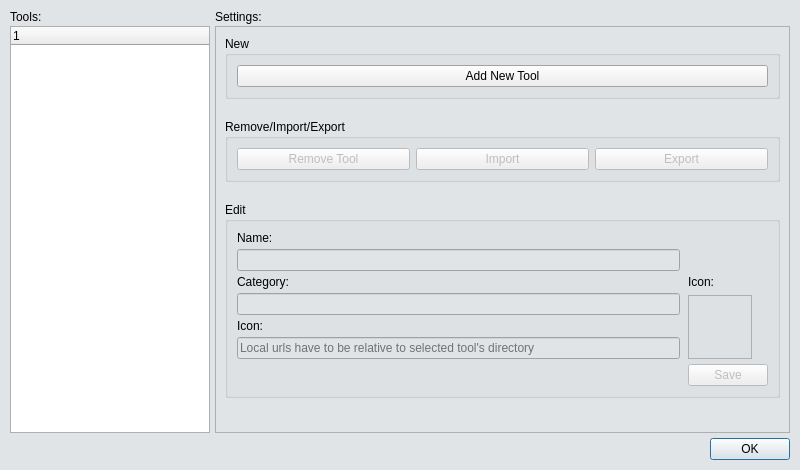
Above: app/src/toolboxsettings.ui from objectwheel/objectwheel before the change. Below: the same form after it.
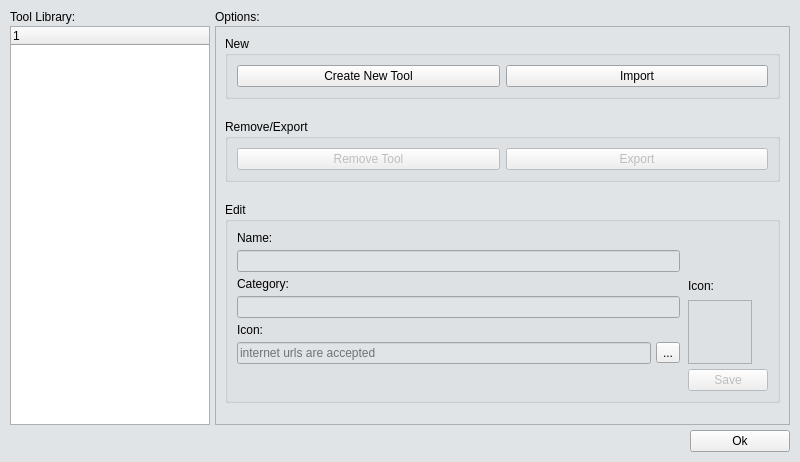
That is the form after the change. Icons and pictures are not drawn. Custom widgets are drawn as their Qt base class.

Commit message: ToolsManager and ToolboxSettings under development - 3

```diff
--- a/app/src/toolboxsettings.ui
+++ b/app/src/toolboxsettings.ui
@@ -10,7 +10,7 @@
     <x>0</x>
     <y>0</y>
     <width>800</width>
-    <height>470</height>
+    <height>462</height>
    </rect>
   </property>
   <property name="palette">
@@ -113,7 +113,7 @@
         </sizepolicy>
        </property>
        <property name="text">
-        <string>Tools:</string>
+        <string>Tool Library:</string>
        </property>
       </widget>
      </item>
@@ -160,7 +160,7 @@
         </sizepolicy>
        </property>
        <property name="text">
-        <string>Settings:</string>
+        <string>Options:</string>
        </property>
       </widget>
      </item>
@@ -174,8 +174,8 @@
          <rect>
           <x>0</x>
           <y>0</y>
-          <width>569</width>
-          <height>403</height>
+          <width>554</width>
+          <height>390</height>
          </rect>
         </property>
         <layout class="QVBoxLayout" name="verticalLayout">
@@ -197,7 +197,7 @@
             <item>
              <widget class="QPushButton" name="btnAdd">
               <property name="text">
-               <string>Add New Tool</string>
+               <string>Create New Tool</string>
               </property>
               <property name="icon">
                <iconset resource="resources.qrc">
@@ -208,6 +208,29 @@
               </property>
              </widget>
             </item>
+            <item>
+             <widget class="QPushButton" name="btnImport">
+              <property name="enabled">
+               <bool>true</bool>
+              </property>
+              <property name="cursor">
+               <cursorShape>PointingHandCursor</cursorShape>
+              </property>
+              <property name="toolTip">
+               <string>Import an existing tool.</string>
+              </property>
+              <property name="text">
+               <string>Import</string>
+              </property>
+              <property name="icon">
+               <iconset resource="resources.qrc">
+                <normaloff>:/resources/images/undo.png</normaloff>:/resources/images/undo.png</iconset>
+              </property>
+              <property name="autoDefault">
+               <bool>false</bool>
+              </property>
+             </widget>
+            </item>
            </layout>
           </widget>
          </item>
@@ -220,7 +243,7 @@
             </sizepolicy>
            </property>
            <property name="title">
-            <string>Remove/Import/Export</string>
+            <string>Remove/Export</string>
            </property>
            <layout class="QHBoxLayout" name="horizontalLayout_3">
             <item>
@@ -240,23 +263,6 @@
               </property>
              </widget>
             </item>
-            <item>
-             <widget class="QPushButton" name="btnImport">
-              <property name="enabled">
-               <bool>false</bool>
-              </property>
-              <property name="text">
-               <string>Import</string>
-              </property>
-              <property name="icon">
-               <iconset resource="resources.qrc">
-                <normaloff>:/resources/images/undo.png</normaloff>:/resources/images/undo.png</iconset>
-              </property>
-              <property name="autoDefault">
-               <bool>false</bool>
-              </property>
-             </widget>
-            </item>
             <item>
              <widget class="QPushButton" name="btnExport">
               <property name="enabled">
@@ -296,11 +302,11 @@
              <number>5</number>
             </property>
             <item row="0" column="0" rowspan="4">
-             <layout class="QVBoxLayout" name="verticalLayout_2">
+             <layout class="QGridLayout" name="gridLayout_3">
               <property name="spacing">
-               <number>4</number>
+               <number>5</number>
               </property>
-              <item>
+              <item row="0" column="0">
                <widget class="QLabel" name="lblName">
                 <property name="text">
                  <string>Name:</string>
@@ -310,14 +316,20 @@
                 </property>
                </widget>
               </item>
-              <item>
-               <widget class="QLineEdit" name="txtName">
+              <item row="5" column="0">
+               <widget class="QLineEdit" name="txtIcon">
                 <property name="enabled">
                  <bool>false</bool>
                 </property>
+                <property name="toolTip">
+                 <string>Tool icon. It can be either an local or remote url.</string>
+                </property>
+                <property name="placeholderText">
+                 <string>internet urls are accepted</string>
+                </property>
                </widget>
               </item>
-              <item>
+              <item row="2" column="0">
                <widget class="QLabel" name="lblCategory">
                 <property name="text">
                  <string>Category:</string>
@@ -327,14 +339,7 @@
                 </property>
                </widget>
               </item>
-              <item>
-               <widget class="QLineEdit" name="txtCategory">
-                <property name="enabled">
-                 <bool>false</bool>
-                </property>
-               </widget>
-              </item>
-              <item>
+              <item row="4" column="0">
                <widget class="QLabel" name="lblIcon">
                 <property name="text">
                  <string>Icon:</string>
@@ -344,13 +349,36 @@
                 </property>
                </widget>
               </item>
-              <item>
-               <widget class="QLineEdit" name="txtIcon">
+              <item row="5" column="1">
+               <widget class="QToolButton" name="btnFileDialog">
+                <property name="cursor">
+                 <cursorShape>PointingHandCursor</cursorShape>
+                </property>
+                <property name="toolTip">
+                 <string>Show file dialog to select an image file for icon.</string>
+                </property>
+                <property name="text">
+                 <string>...</string>
+                </property>
+               </widget>
+              </item>
+              <item row="3" column="0" colspan="2">
+               <widget class="QLineEdit" name="txtCategory">
                 <property name="enabled">
                  <bool>false</bool>
                 </property>
-                <property name="placeholderText">
-                 <string>Local urls have to be relative to selected tool's directory</string>
+                <property name="toolTip">
+                 <string>Tool category.</string>
+                </property>
+               </widget>
+              </item>
+              <item row="1" column="0" colspan="2">
+               <widget class="QLineEdit" name="txtName">
+                <property name="enabled">
+                 <bool>false</bool>
+                </property>
+                <property name="toolTip">
+                 <string>Tool name. It can contain UTF-8 characters.</string>
                 </property>
                </widget>
               </item>
@@ -455,11 +483,46 @@
     </layout>
    </item>
    <item row="1" column="0" colspan="2">
-    <widget class="QDialogButtonBox" name="buttonBox">
-     <property name="standardButtons">
-      <set>QDialogButtonBox::Ok</set>
+    <layout class="QHBoxLayout" name="horizontalLayout">
+     <property name="spacing">
+      <number>5</number>
      </property>
-    </widget>
+     <item>
+      <spacer name="horizontalSpacer">
+       <property name="orientation">
+        <enum>Qt::Horizontal</enum>
+       </property>
+       <property name="sizeHint" stdset="0">
+        <size>
+         <width>40</width>
+         <height>20</height>
+        </size>
+       </property>
+      </spacer>
+     </item>
+     <item>
+      <widget class="QPushButton" name="btnOk">
+       <property name="minimumSize">
+        <size>
+         <width>100</width>
+         <height>0</height>
+        </size>
+       </property>
+       <property name="cursor">
+        <cursorShape>PointingHandCursor</cursorShape>
+       </property>
+       <property name="toolTip">
+        <string>Close the dialog.</string>
+       </property>
+       <property name="text">
+        <string>Ok</string>
+       </property>
+       <property name="autoDefault">
+        <bool>false</bool>
+       </property>
+      </widget>
+     </item>
+    </layout>
    </item>
   </layout>
  </widget>
```
Left out of the diff: 164 changed lines with no effect on the pictures. The commit also changes 5 other files.
